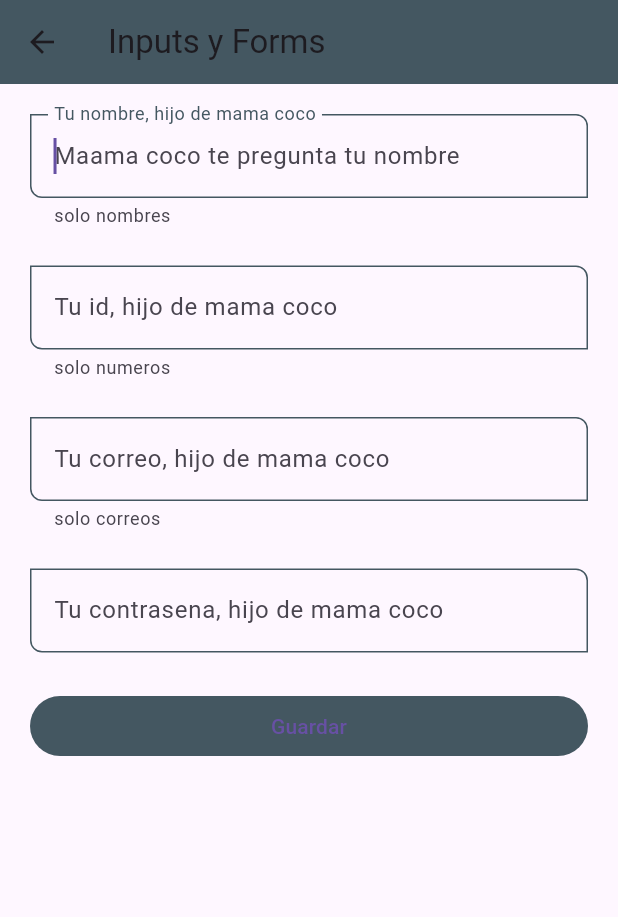
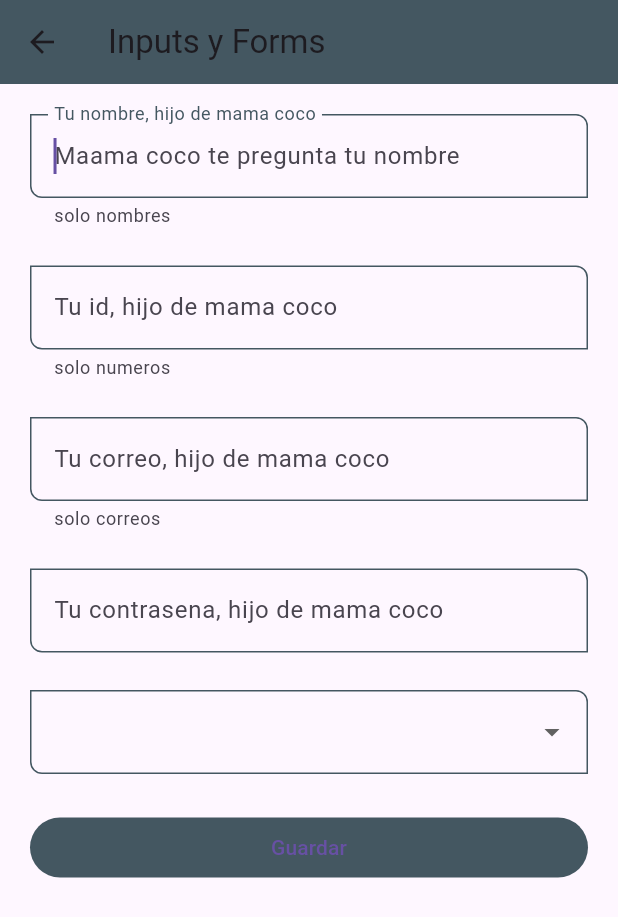
Before and after one commit to Cesarcceo/Curso-Flutter, a Flutter app: the InputsScreen screen opened by its route, on a phone screen of 412 x 824 dp. Shown: the top 917 px of the screen. Run offline on Flutter 3.47's test engine with Material 3 defaults, Android fonts, the phone set to English and light mode, and no system bars.

Commit message:
New feature (inputs_screen.dart): :sparkles: se agrego una barra de opciones

```diff
--- a/lib/screens/inputs_screen.dart
+++ b/lib/screens/inputs_screen.dart
@@ -61,6 +61,21 @@
                   formValues: formValues,
                 ),
                 const SizedBox(height: 25),
+                DropdownButtonFormField(
+                    items: const [
+                      DropdownMenuItem(value: 'Admin', child: Text('Admin')),
+                      DropdownMenuItem(
+                          value: 'Superuser', child: Text('Superuser')),
+                      DropdownMenuItem(
+                          value: 'Developer', child: Text('Developer')),
+                      DropdownMenuItem(
+                          value: 'Jr. Developer', child: Text('Jr. Developer')),
+                    ],
+                    onChanged: (value) {
+                      print(value);
+                      formValues['role'] = value ?? 'Admin';
+                    }),
+                const SizedBox(height: 25),
                 ElevatedButton(
                   onPressed: () {
                     FocusScope.of(context).requestFocus(FocusNode());
```
